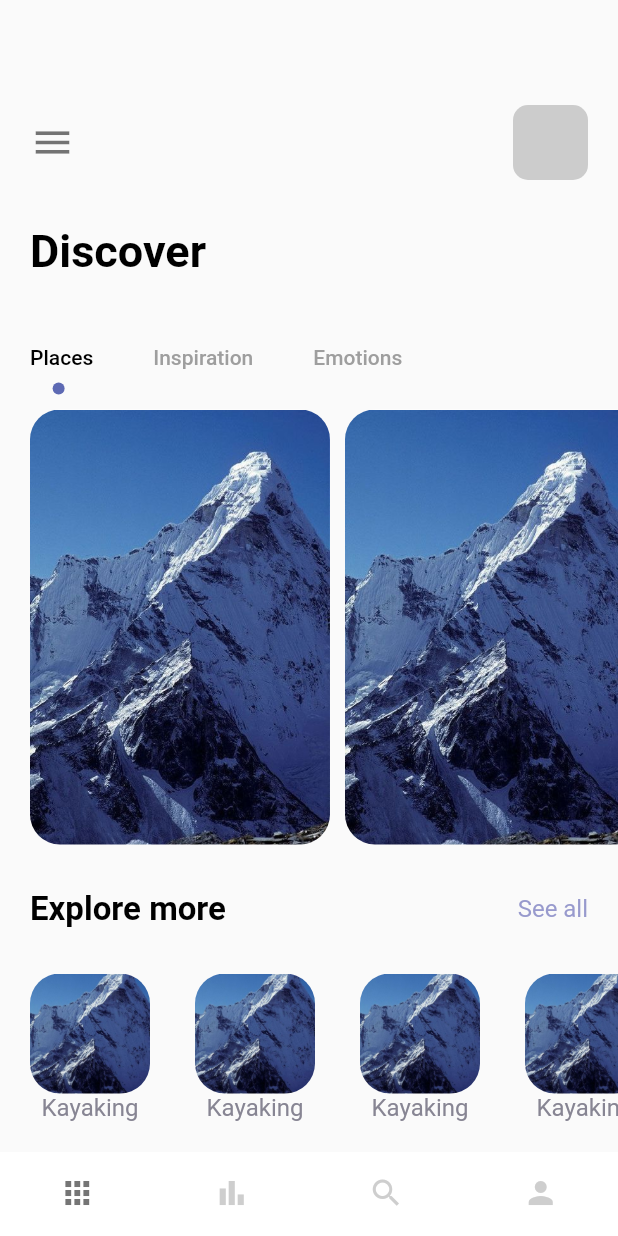
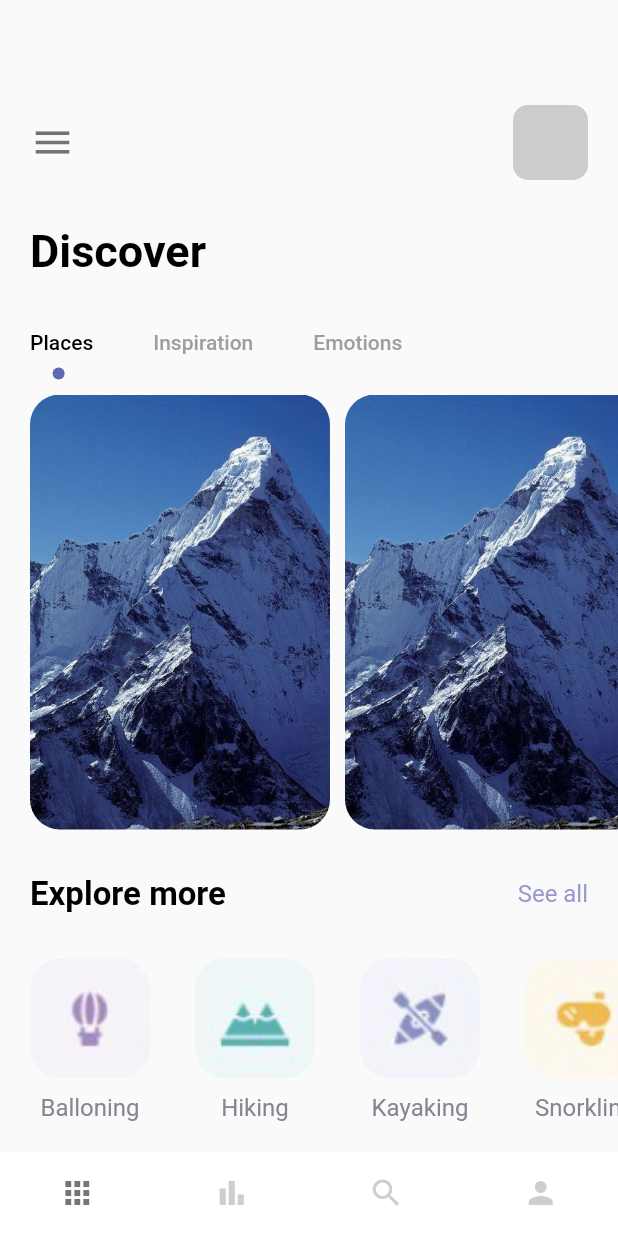
Before and after one commit to Thae00/trips, a Flutter app: the screen it shows after launch, on a phone screen of 412 x 824 dp. Run offline on Flutter 3.47's test engine with Material 2 defaults, Android fonts, the phone set to English and light mode, and no system bars.

Commit message:
change img&label using map

```diff
--- a/lib/pages/navpages/home_page.dart
+++ b/lib/pages/navpages/home_page.dart
@@ -12,6 +12,14 @@ class HomePage extends StatefulWidget {
 }
 
 class _HomePageState extends State<HomePage> with TickerProviderStateMixin {
+
+  var images = {
+    "balloning.png": "Balloning",
+    "hiking.png": "Hiking",
+    "kayaking.png": "Kayaking",
+    "snorkling.png": "Snorkling"
+  };
+
   @override
   Widget build(BuildContext context) {
     TabController _tabController = TabController(length: 3, vsync: this);
@@ -50,7 +58,7 @@ class _HomePageState extends State<HomePage> with TickerProviderStateMixin {
             child: AppLargeText(30, "Discover", Colors.black),
           ),
           SizedBox(
-            height: 30,
+            height: 20,
           ),
           //tabBar
           Container(
@@ -131,7 +139,7 @@ class _HomePageState extends State<HomePage> with TickerProviderStateMixin {
           ),
           Container(
             margin: EdgeInsets.only(left: 20),
-            height: 100,
+            height: 120,
             width: double.maxFinite,
             child: ListView.builder(
               itemCount: 4,
@@ -149,15 +157,16 @@ class _HomePageState extends State<HomePage> with TickerProviderStateMixin {
                           color: Colors.white,
                           image: DecorationImage(
                             image: AssetImage(
-                              "assets/img/mountain.jpeg",
+                              "assets/img/" + images.keys.elementAt(index),
                             ),
                             fit: BoxFit.cover,
                           ),
                         ),
                       ),
+                      SizedBox(height: 10,),
                       Container(
                         child: AppText(
-                          text: "Kayaking",
+                          text: images.values.elementAt(index),
                           color: AppColors.textColor2,
                         ),
                       ),
```
